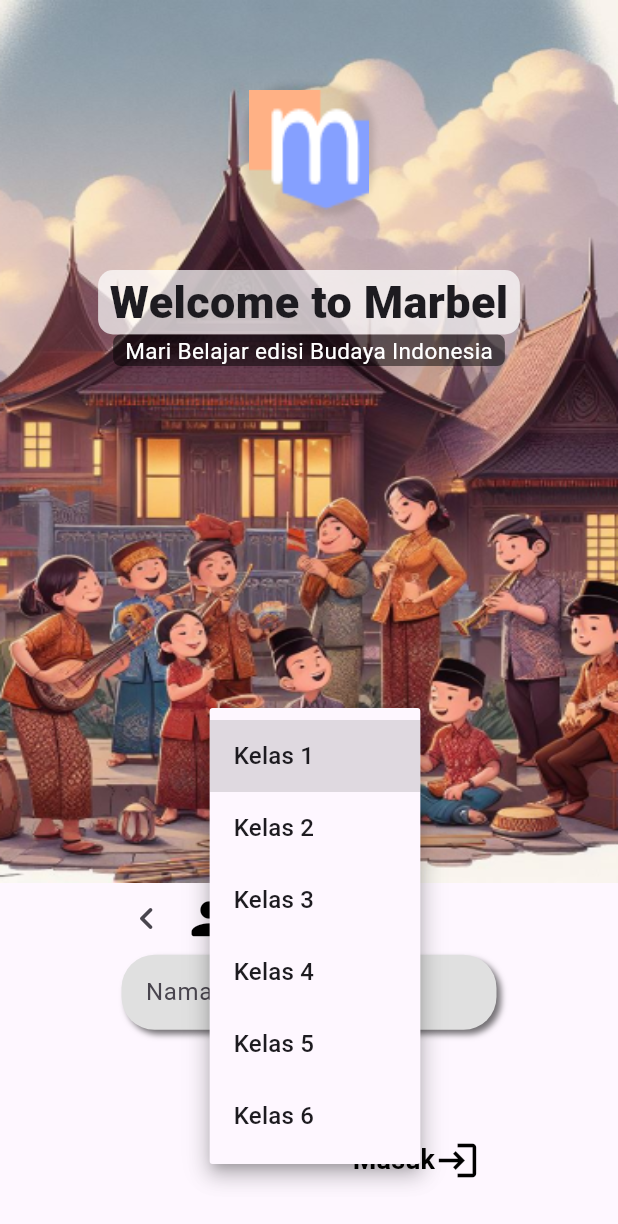
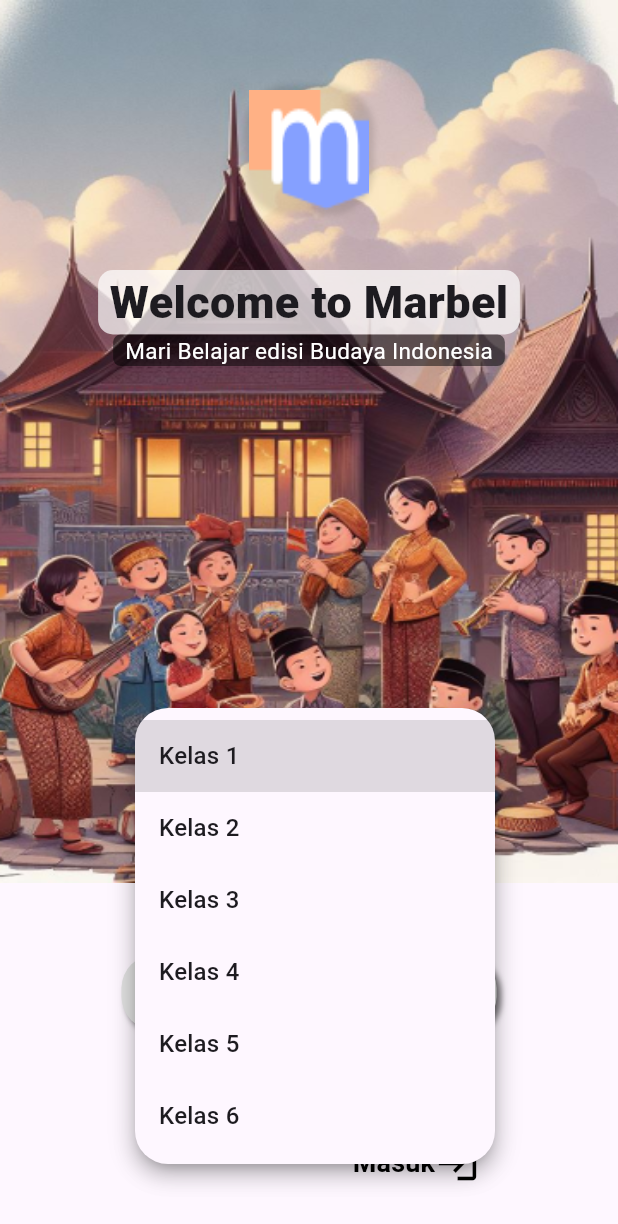
Before and after one commit to desmondorix/Flutter_Project, a Flutter app: the RegisterPage screen opened directly, after a tap on "Pilih Kelas", on a phone screen of 412 x 824 dp. Shown: the top 1224 px of the screen. Run offline on Flutter 3.47's test engine with Material 3 defaults, Android fonts, the phone set to English and light mode, and no system bars.

Commit message:
dropdown don

```diff
--- a/lib/pages/register_page.dart
+++ b/lib/pages/register_page.dart
@@ -120,8 +120,12 @@ class _RegisterPageState extends State<RegisterPage> {
               ),
               CustomTextFieldHome(label: "Nama", controller: namaController),
               const SizedBox(height: 10),
-              DropdownButton(
+              Container(
+                width: 200,
+                height: 50,
+                child: DropdownButton(
                   hint: const Text("Pilih Kelas"),
+                  borderRadius: const BorderRadius.all(Radius.circular(22)),
                   items: const [
                     DropdownMenuItem(value: "Kelas 1", child: Text("Kelas 1")),
                     DropdownMenuItem(value: "Kelas 2", child: Text("Kelas 2")),
@@ -131,11 +135,13 @@ class _RegisterPageState extends State<RegisterPage> {
                     DropdownMenuItem(value: "Kelas 6", child: Text("Kelas 6")),
                   ],
                   value: _dropdownValue,
+                  isExpanded: true,
                   onChanged: (newValue) {
                     setState(() {
                       _dropdownValue = newValue as String;
                     });
                   },
+                ),
               ),
               const SizedBox(height: 5),
               Row(
```
Lines whose indentation alone changed are shown as unchanged.
